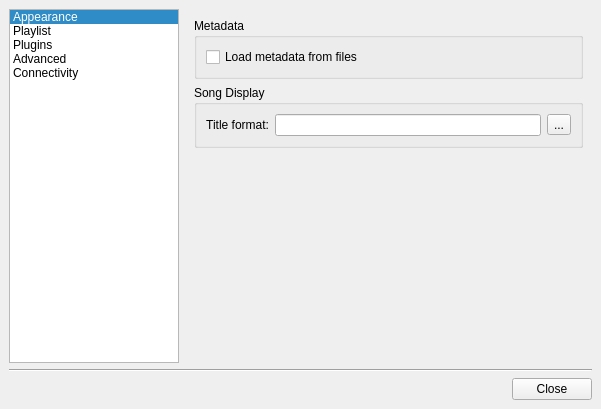
ksv1986/qmmp-staging, file src/ui/forms/configdialog.ui: the form before one commit.
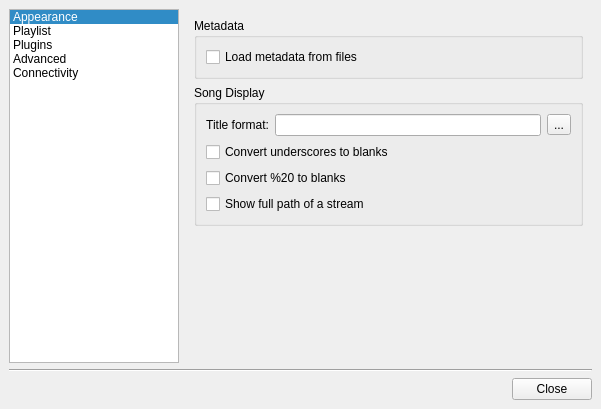
The form after the commit. The open tabs and pages were chosen to show the change. Icons and pictures are not drawn.

Commit message: more playlist options

The edit to the form file:
```diff
--- a/src/ui/forms/configdialog.ui
+++ b/src/ui/forms/configdialog.ui
@@ -313,26 +313,8 @@
         </layout>
        </widget>
        <widget class="QWidget" name="page" >
-        <layout class="QGridLayout" >
-         <property name="leftMargin" >
-          <number>9</number>
-         </property>
-         <property name="topMargin" >
-          <number>9</number>
-         </property>
-         <property name="rightMargin" >
-          <number>9</number>
-         </property>
-         <property name="bottomMargin" >
-          <number>9</number>
-         </property>
-         <property name="horizontalSpacing" >
-          <number>6</number>
-         </property>
-         <property name="verticalSpacing" >
-          <number>6</number>
-         </property>
-         <item row="0" column="0" >
+        <layout class="QVBoxLayout" >
+         <item>
           <widget class="QGroupBox" name="groupBox_3" >
            <property name="title" >
             <string>Metadata</string>
@@ -366,28 +348,13 @@
            </layout>
           </widget>
          </item>
-         <item row="1" column="0" >
+         <item>
           <widget class="QGroupBox" name="groupBox_2" >
            <property name="title" >
             <string>Song Display</string>
            </property>
-           <layout class="QHBoxLayout" >
-            <property name="spacing" >
-             <number>6</number>
-            </property>
-            <property name="leftMargin" >
-             <number>9</number>
-            </property>
-            <property name="topMargin" >
-             <number>9</number>
-            </property>
-            <property name="rightMargin" >
-             <number>9</number>
-            </property>
-            <property name="bottomMargin" >
-             <number>9</number>
-            </property>
-            <item>
+           <layout class="QGridLayout" >
+            <item row="0" column="0" >
              <widget class="QLabel" name="label_4" >
               <property name="text" >
                <string>Title format:</string>
@@ -397,28 +364,49 @@
               </property>
              </widget>
             </item>
-            <item>
+            <item row="0" column="1" >
              <widget class="QLineEdit" name="formatLineEdit" />
             </item>
-            <item>
+            <item row="0" column="2" >
              <widget class="QToolButton" name="titleButton" >
               <property name="text" >
                <string>...</string>
               </property>
              </widget>
             </item>
+            <item row="1" column="0" colspan="2" >
+             <widget class="QCheckBox" name="underscoresCheckBox" >
+              <property name="text" >
+               <string>Convert underscores to blanks</string>
+              </property>
+             </widget>
+            </item>
+            <item row="2" column="0" colspan="2" >
+             <widget class="QCheckBox" name="per20CheckBox" >
+              <property name="text" >
+               <string>Convert %20 to blanks</string>
+              </property>
+             </widget>
+            </item>
+            <item row="3" column="0" colspan="2" >
+             <widget class="QCheckBox" name="fullPathCheckBox" >
+              <property name="text" >
+               <string>Show full path of a stream</string>
+              </property>
+             </widget>
+            </item>
            </layout>
           </widget>
          </item>
-         <item row="2" column="0" >
+         <item>
           <spacer>
            <property name="orientation" >
             <enum>Qt::Vertical</enum>
            </property>
            <property name="sizeHint" >
             <size>
-             <width>20</width>
-             <height>121</height>
+             <width>387</width>
+             <height>101</height>
             </size>
            </property>
           </spacer>
```
The commit also changes 2 other files.
